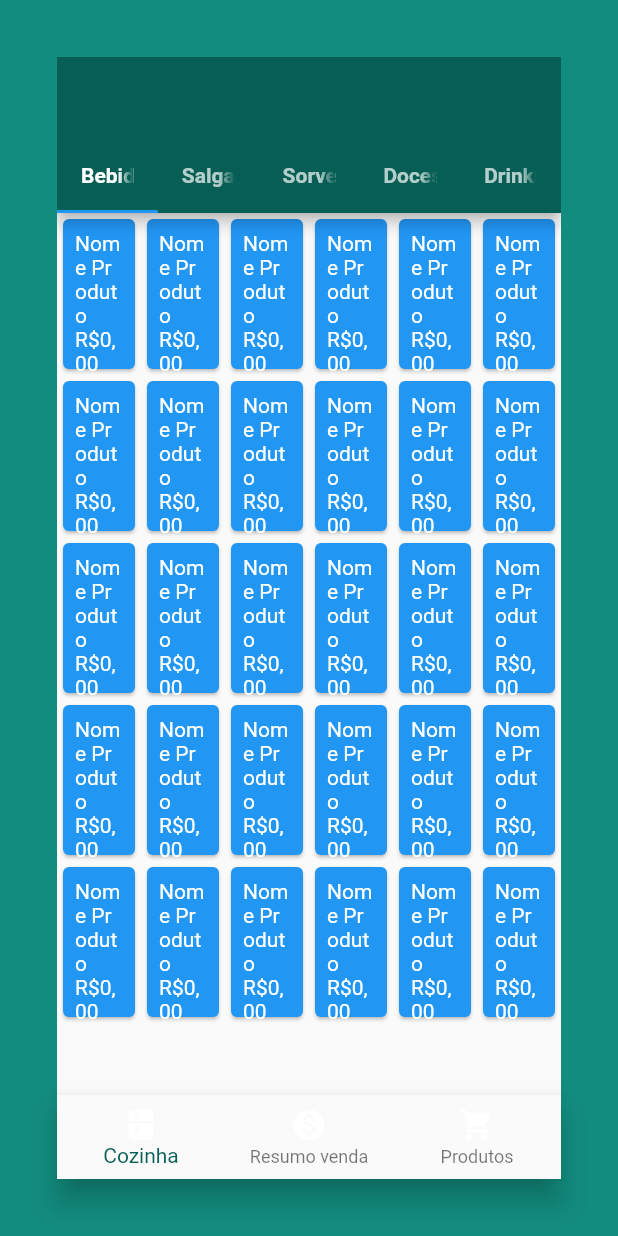
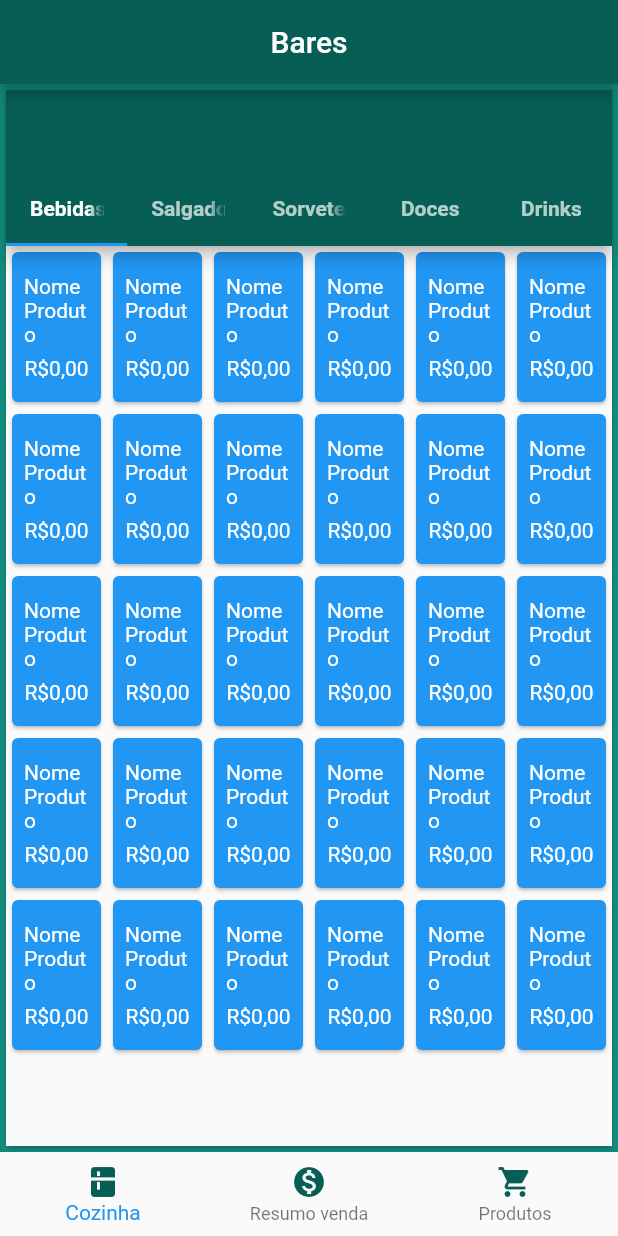
Before and after one commit to PedroPinto23/flutter_webSite, a Flutter app: the screen it shows after launch, swiped to page 3, on a phone screen of 412 x 824 dp. Run offline on Flutter 3.47's test engine with Material 2 defaults, Android fonts, the phone set to English and light mode, and no system bars; our stand-ins replace qr_flutter.

Commit message:
13/07/2020

```diff
--- a/lib/screens/Bares/bares_screen.dart
+++ b/lib/screens/Bares/bares_screen.dart
@@ -16,8 +16,11 @@ class _BaresState extends State<Bares> {
     return LayoutBuilder(builder: (context, constraints) {
       if (constraints.maxWidth > 600 && constraints.maxWidth < 1024) {
         return Scaffold(
+            backgroundColor: Color.fromARGB(255, 18, 140, 126),
             body: Container(
-                padding: EdgeInsets.all(8),
+                decoration:
+                    BoxDecoration(borderRadius: BorderRadius.circular(5)),
+                // padding: EdgeInsets.all(38),
                 child: SingleChildScrollView(
                   child: Column(
                     children: [
@@ -39,8 +42,12 @@ class _BaresState extends State<Bares> {
                 )));
       } else if (constraints.maxWidth >= 1024) {
         return Scaffold(
+            backgroundColor: Color.fromARGB(255, 18, 140, 126),
             body: Container(
-                padding: EdgeInsets.all(8),
+                color: Colors.transparent,
+                // decoration: BoxDecoration(
+                //     borderRadius: BorderRadius.all(Radius.circular(45))),
+                padding: EdgeInsets.all(30),
                 child: Row(
                   children: [
                     Expanded(flex: 2, child: ProdutosCozinha()),
@@ -54,6 +61,11 @@ class _BaresState extends State<Bares> {
                 )));
       } else {
         return Scaffold(
+          appBar: AppBar(
+            title: Text("Bares"),
+            centerTitle: true,
+          ),
+          backgroundColor: Color.fromARGB(255, 18, 140, 126),
           body: PageView(
             controller: pageController,
             children: [
@@ -70,27 +82,27 @@ class _BaresState extends State<Bares> {
                 backgroundColor: Colors.blue,
                 icon: Icon(
                   Icons.kitchen,
-                  color: Colors.white,
+                  color: Theme.of(context).primaryColor,
                 ),
                 title: Text("Cozinha"),
               ),
               BottomNavigationBarItem(
                 icon: Icon(
                   Icons.monetization_on,
-                  color: Colors.white,
+                  color: Theme.of(context).primaryColor,
                 ),
                 title: Text("Resumo venda"),
               ),
               BottomNavigationBarItem(
                 icon: Icon(
                   Icons.local_grocery_store,
-                  color: Colors.white,
+                  color: Theme.of(context).primaryColor,
                 ),
                 title: Text("Produtos"),
               ),
             ],
             currentIndex: _selectedIndex,
-            selectedItemColor: Theme.of(context).primaryColor,
+            selectedItemColor: Colors.blue,
             onTap: (int index) {
               setState(() {
                 _selectedIndex = index;
--- a/lib/screens/Bares/widgets/ProdutosTabela/produtos_tabela.dart
+++ b/lib/screens/Bares/widgets/ProdutosTabela/produtos_tabela.dart
@@ -4,7 +4,7 @@ import 'package:flutter_website/screens/Bares/widgets/ProdutosTabela/widgets/tab
 class ProdutosTabela extends StatelessWidget {
   @override
   Widget build(BuildContext context) {
-    return Container(
+    return Card(
       child: DefaultTabController(
         length: 5,
         child: Scaffold(
--- a/lib/screens/HomeScreen/home_screen.dart
+++ b/lib/screens/HomeScreen/home_screen.dart
@@ -4,12 +4,6 @@ import 'package:flutter_website/screens/Bares/bares_screen.dart';
 class HomeScreen extends StatelessWidget {
   @override
   Widget build(BuildContext context) {
-    return Scaffold(
-      backgroundColor: Color.fromARGB(255, 18, 140, 126),
-      body: Container(
-        padding: EdgeInsets.all(38),
-        child: Bares(),
-      ),
-    );
+    return Bares();
   }
 }
```
